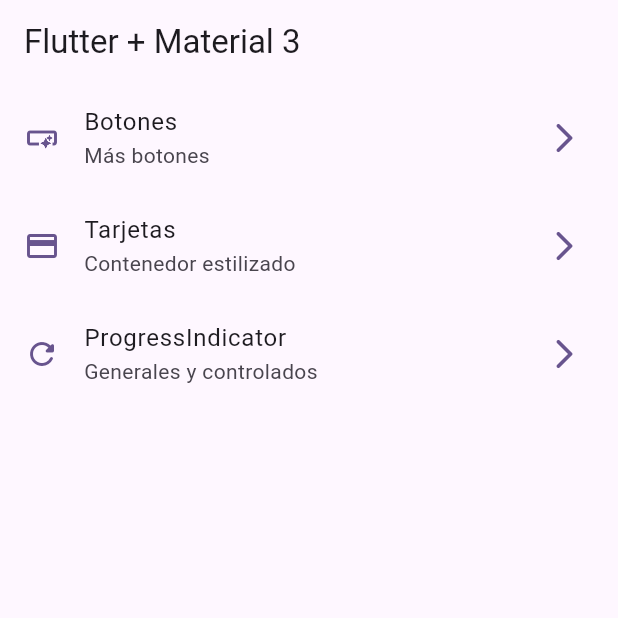
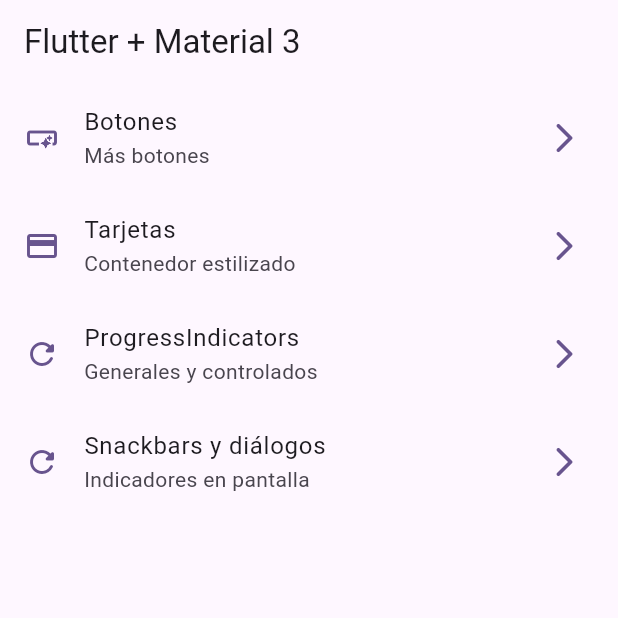
Before and after one commit to josebm01/flutter_widgets_app, a Flutter app: the screen it shows after launch, on a phone screen of 412 x 824 dp, the top half of it. Run offline on Flutter 3.47's test engine with Material 2 defaults, Android fonts, the phone set to English and light mode, and no system bars; our stand-ins replace go_router.

Commit message:
Implementación de snackbars y dialogs

```diff
--- a/lib/config/menu/menu_items.dart
+++ b/lib/config/menu/menu_items.dart
@@ -37,10 +37,17 @@ class MenuItem {
     ),
 
     MenuItem(
-      title: 'ProgressIndicator',
+      title: 'ProgressIndicators',
       subTitle: 'Generales y controlados',
       link: '/progress',
       icon: Icons.refresh_rounded
     ),
 
+    MenuItem(
+      title: 'Snackbars y diálogos',
+      subTitle: 'Indicadores en pantalla',
+      link: '/snackbars',
+      icon: Icons.refresh_rounded
+    ),
+
   ];
--- a/lib/config/router/app_router.dart
+++ b/lib/config/router/app_router.dart
@@ -1,3 +1,4 @@
+import 'package:flutter/material.dart';
 import 'package:go_router/go_router.dart';
 import 'package:widgets_app/presentation/screens/screens.dart';
 
@@ -30,5 +31,11 @@ final appRouter = GoRouter(
       builder: (context, state) => const ProgressScreen(),
     ),
 
+    GoRoute(
+      path: '/snackbars',
+      name: SnackbarScreen.name,
+      builder: (context, state) => const SnackbarScreen(),
+    ),
+
   ],
 );
--- a/lib/main.dart
+++ b/lib/main.dart
@@ -13,6 +13,7 @@ class MainApp extends StatelessWidget {
   @override
   Widget build(BuildContext context) {
     return MaterialApp.router(
+      title: 'Flutter Widgets',
       routerConfig: appRouter,
       debugShowCheckedModeBanner: false,
       theme: AppTheme( selectedColor: 4 ).getTheme(),
```
Also changed, not shown: lib/presentation/screens/snackbar/snackbar_screen.dart (+84 -1 lines).
